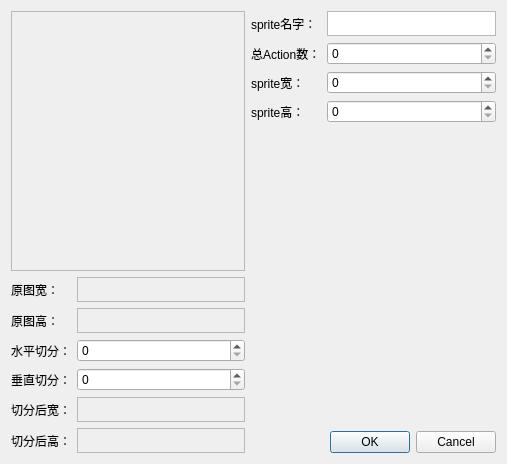
Qt form SpriteCreator/spritegeneraldialog.ui (qwertylevel3/TestEngine) before a commit.
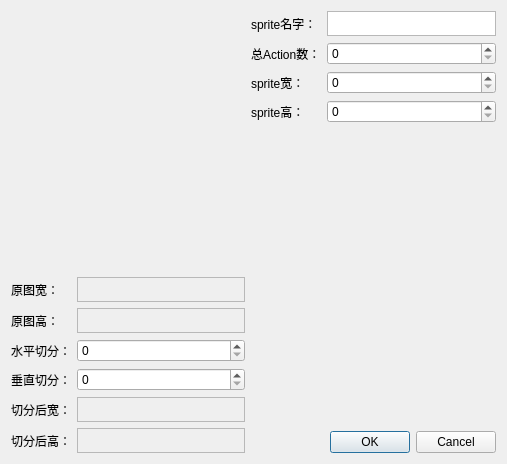
The same form after that commit.

```diff
--- a/SpriteCreator/spritegeneraldialog.ui
+++ b/SpriteCreator/spritegeneraldialog.ui
@@ -17,33 +17,16 @@
    <item>
     <layout class="QVBoxLayout" name="verticalLayout_2">
      <item>
-      <widget class="QScrollArea" name="scrollArea">
-       <property name="widgetResizable">
-        <bool>true</bool>
+      <widget class="QLabel" name="pictureLabel">
+       <property name="minimumSize">
+        <size>
+         <width>0</width>
+         <height>200</height>
+        </size>
        </property>
-       <widget class="QWidget" name="scrollAreaWidgetContents">
-        <property name="geometry">
-         <rect>
-          <x>0</x>
-          <y>0</y>
-          <width>231</width>
-          <height>217</height>
-         </rect>
-        </property>
-        <widget class="QLabel" name="pictureLabel">
-         <property name="geometry">
-          <rect>
-           <x>10</x>
-           <y>20</y>
-           <width>211</width>
-           <height>191</height>
-          </rect>
-         </property>
-         <property name="text">
-          <string/>
-         </property>
-        </widget>
-       </widget>
+       <property name="text">
+        <string/>
+       </property>
       </widget>
      </item>
      <item>
```
Left out of the diff: 67 changed lines with no effect on the pictures.
